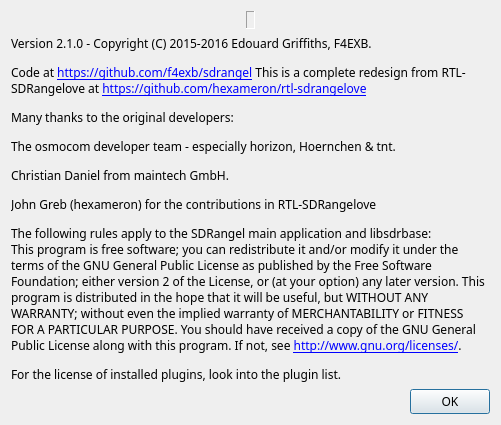
Old version of the form sdrbase/gui/aboutdialog.ui in the repository f4exb/sdrangel.
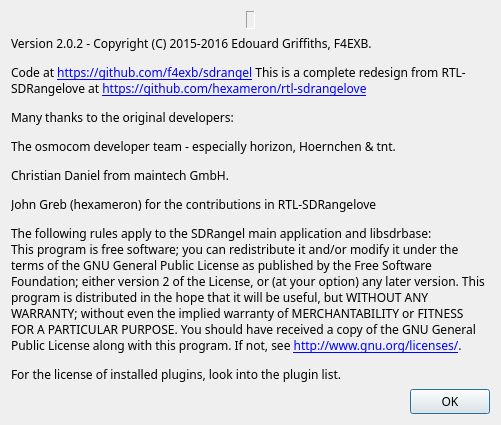
New version of the form. Icons and pictures are not drawn.

Commit message: SDRdaemonFEC plugin: demote to version 2.0.2

Patch:
```diff
--- a/sdrbase/gui/aboutdialog.ui
+++ b/sdrbase/gui/aboutdialog.ui
@@ -84,7 +84,7 @@
    <item>
     <widget class="QLabel" name="label_2">
      <property name="text">
-      <string>&lt;html&gt;&lt;head/&gt;&lt;body&gt;&lt;p&gt;Version 2.1.0 - Copyright (C) 2015-2016 Edouard Griffiths, F4EXB. &lt;/p&gt;&lt;p&gt;Code at &lt;a href=&quot;https://github.com/f4exb/sdrangel&quot;&gt;&lt;span style=&quot; text-decoration: underline; color:#0000ff;&quot;&gt;https://github.com/f4exb/sdrangel&lt;/span&gt;&lt;/a&gt; This is a complete redesign from RTL-SDRangelove at &lt;a href=&quot;https://github.com/hexameron/rtl-sdrangelove&quot;&gt;&lt;span style=&quot; text-decoration: underline; color:#0000ff;&quot;&gt;https://github.com/hexameron/rtl-sdrangelove&lt;/span&gt;&lt;/a&gt;&lt;/p&gt;&lt;p&gt;Many thanks to the original developers:&lt;/p&gt;&lt;p&gt;The osmocom developer team - especially horizon, Hoernchen &amp;amp; tnt.&lt;/p&gt;&lt;p&gt;Christian Daniel from maintech GmbH.&lt;/p&gt;&lt;p&gt;John Greb (hexameron) for the contributions in RTL-SDRangelove&lt;/p&gt;&lt;p&gt;The following rules apply to the SDRangel main application and libsdrbase:&lt;br/&gt;This program is free software; you can redistribute it and/or modify it under the terms of the GNU General Public License as published by the Free Software Foundation; either version 2 of the License, or (at your option) any later version. This program is distributed in the hope that it will be useful, but WITHOUT ANY WARRANTY; without even the implied warranty of MERCHANTABILITY or FITNESS FOR A PARTICULAR PURPOSE. You should have received a copy of the GNU General Public License along with this program. If not, see &lt;a href=&quot;http://www.gnu.org/licenses/&quot;&gt;&lt;span style=&quot; text-decoration: underline; color:#0000ff;&quot;&gt;http://www.gnu.org/licenses/&lt;/span&gt;&lt;/a&gt;.&lt;/p&gt;&lt;p&gt;For the license of installed plugins, look into the plugin list.&lt;/p&gt;&lt;/body&gt;&lt;/html&gt;</string>
+      <string>&lt;html&gt;&lt;head/&gt;&lt;body&gt;&lt;p&gt;Version 2.0.2 - Copyright (C) 2015-2016 Edouard Griffiths, F4EXB. &lt;/p&gt;&lt;p&gt;Code at &lt;a href=&quot;https://github.com/f4exb/sdrangel&quot;&gt;&lt;span style=&quot; text-decoration: underline; color:#0000ff;&quot;&gt;https://github.com/f4exb/sdrangel&lt;/span&gt;&lt;/a&gt; This is a complete redesign from RTL-SDRangelove at &lt;a href=&quot;https://github.com/hexameron/rtl-sdrangelove&quot;&gt;&lt;span style=&quot; text-decoration: underline; color:#0000ff;&quot;&gt;https://github.com/hexameron/rtl-sdrangelove&lt;/span&gt;&lt;/a&gt;&lt;/p&gt;&lt;p&gt;Many thanks to the original developers:&lt;/p&gt;&lt;p&gt;The osmocom developer team - especially horizon, Hoernchen &amp;amp; tnt.&lt;/p&gt;&lt;p&gt;Christian Daniel from maintech GmbH.&lt;/p&gt;&lt;p&gt;John Greb (hexameron) for the contributions in RTL-SDRangelove&lt;/p&gt;&lt;p&gt;The following rules apply to the SDRangel main application and libsdrbase:&lt;br/&gt;This program is free software; you can redistribute it and/or modify it under the terms of the GNU General Public License as published by the Free Software Foundation; either version 2 of the License, or (at your option) any later version. This program is distributed in the hope that it will be useful, but WITHOUT ANY WARRANTY; without even the implied warranty of MERCHANTABILITY or FITNESS FOR A PARTICULAR PURPOSE. You should have received a copy of the GNU General Public License along with this program. If not, see &lt;a href=&quot;http://www.gnu.org/licenses/&quot;&gt;&lt;span style=&quot; text-decoration: underline; color:#0000ff;&quot;&gt;http://www.gnu.org/licenses/&lt;/span&gt;&lt;/a&gt;.&lt;/p&gt;&lt;p&gt;For the license of installed plugins, look into the plugin list.&lt;/p&gt;&lt;/body&gt;&lt;/html&gt;</string>
      </property>
      <property name="wordWrap">
       <bool>true</bool>
```
The commit also changes 2 other files.
